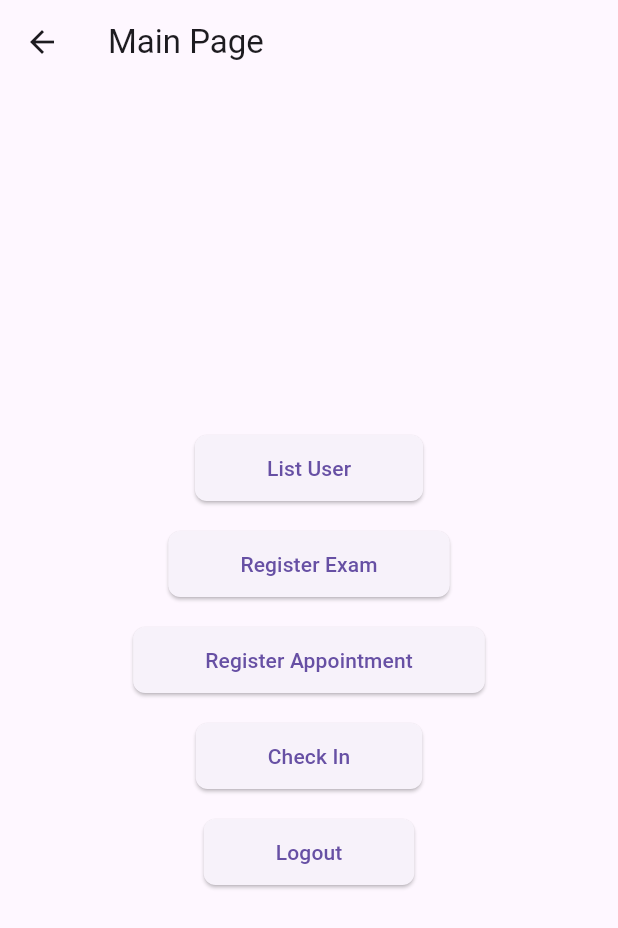
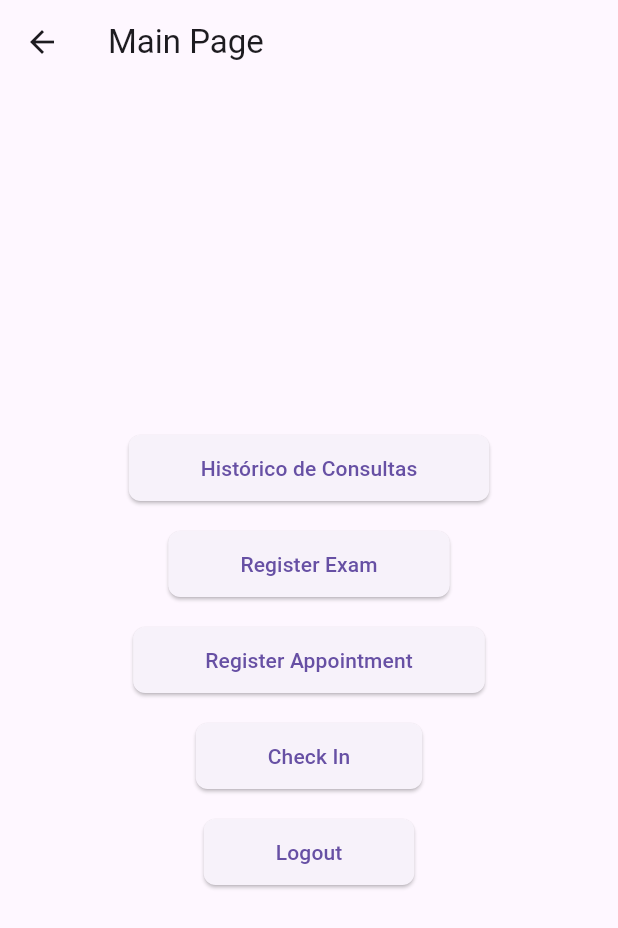
Before and after one commit to rcapareira/MSP-MyClinic, a Flutter app: the CenterPage screen opened directly, on a phone screen of 412 x 824 dp. Shown: the top 928 px of the screen. Run offline on Flutter 3.47's test engine with Material 3 defaults, Android fonts, the phone set to English and light mode, and no system bars; our stand-ins replace shared_preferences; accounts and stored records are empty.

Commit message:
chore: Update package versions and file paths

```diff
--- a/frontend/lib/screens/CenterPage.dart
+++ b/frontend/lib/screens/CenterPage.dart
@@ -3,7 +3,7 @@ import 'package:apdc_individual/screens/LoginPage.dart';
 import 'package:flutter/material.dart';
 import 'package:shared_preferences/shared_preferences.dart';
 import 'package:http/http.dart' as http;
-import 'ListUserPage.dart';
+import 'ListHistoricConsultPage.dart';
 import 'RegisterExame.dart';
 import 'RegistarAppointment.dart';
 
@@ -34,7 +34,7 @@ class CenterPage extends StatelessWidget {
           child: Column(
             mainAxisAlignment: MainAxisAlignment.center,
             children: [
-              _buildButton(context, 'List User', ListUserPage()),
+              _buildButton(context, 'Histórico de Consultas', ListUserPage()),
               SizedBox(height: 16),
               _buildButton(context, 'Register Exam', RegisterExame()),
               SizedBox(height: 16),
```
Also changed, not shown: frontend/lib/screens/ListHistoricConsultPage.dart (renamed from frontend/lib/screens/ListUserPage.dart), 5 other files.
